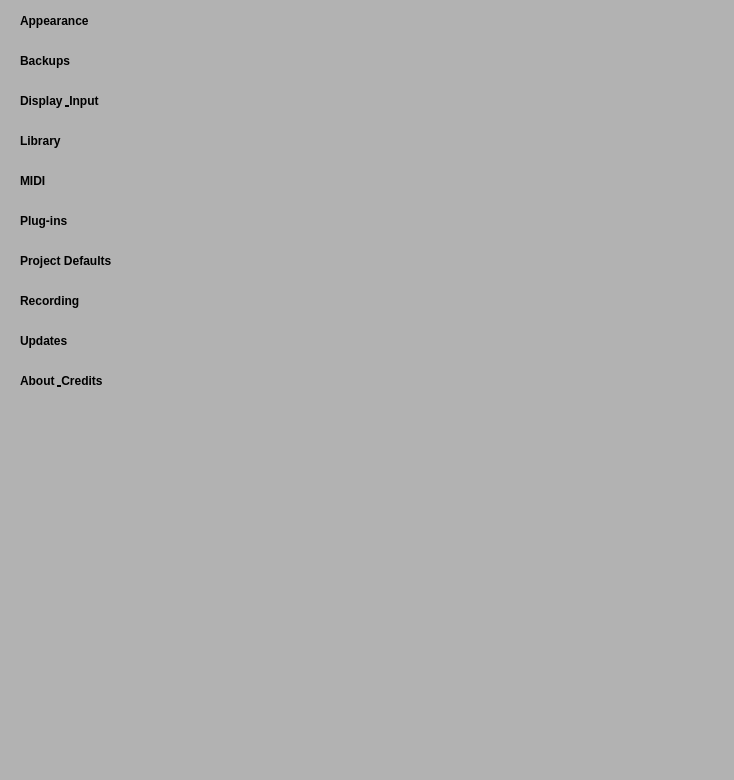
Above: Novus/preferences.ui from zekticezy/novus before the change. Below: the same form after it.
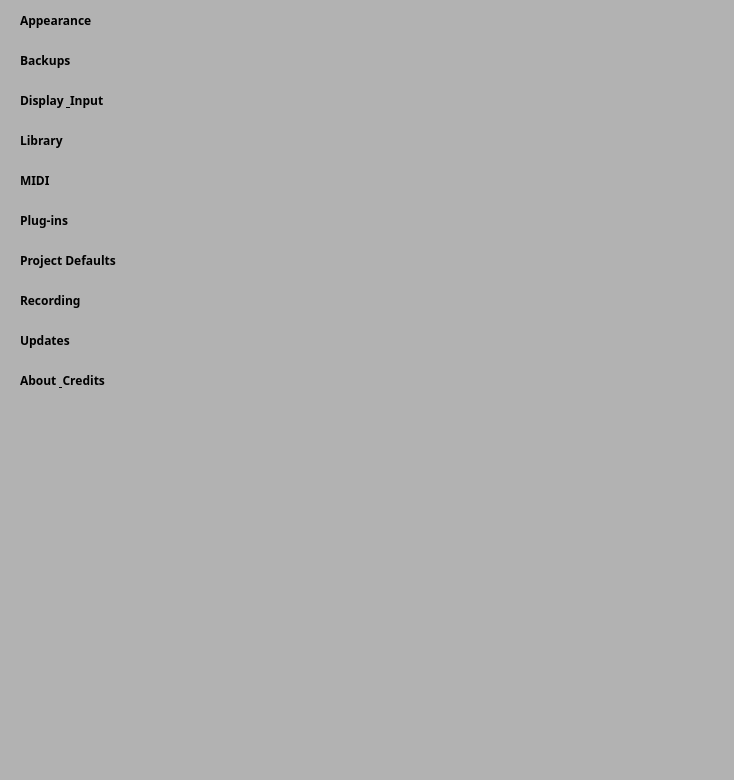
That is the form after the change.

```diff
--- a/Novus/preferences.ui
+++ b/Novus/preferences.ui
@@ -26,6 +26,12 @@
      <height>41</height>
     </rect>
    </property>
+   <property name="font">
+    <font>
+     <family>Arial Black</family>
+     <fontweight>DemiBold</fontweight>
+    </font>
+   </property>
    <property name="styleSheet">
     <string notr="true">QPushButton {
     background-color: #B2B2B2;
@@ -58,6 +64,12 @@
      <height>41</height>
     </rect>
    </property>
+   <property name="font">
+    <font>
+     <family>Arial Black</family>
+     <fontweight>DemiBold</fontweight>
+    </font>
+   </property>
    <property name="styleSheet">
     <string notr="true">QPushButton {
     background-color: #B2B2B2;
@@ -90,6 +102,12 @@
      <height>41</height>
     </rect>
    </property>
+   <property name="font">
+    <font>
+     <family>Arial Black</family>
+     <fontweight>DemiBold</fontweight>
+    </font>
+   </property>
    <property name="styleSheet">
     <string notr="true">QPushButton {
     background-color: #B2B2B2;
@@ -122,6 +140,12 @@
      <height>41</height>
     </rect>
    </property>
+   <property name="font">
+    <font>
+     <family>Arial Black</family>
+     <fontweight>DemiBold</fontweight>
+    </font>
+   </property>
    <property name="styleSheet">
     <string notr="true">QPushButton {
     background-color: #B2B2B2;
@@ -154,6 +178,12 @@
      <height>41</height>
     </rect>
    </property>
+   <property name="font">
+    <font>
+     <family>Arial Black</family>
+     <fontweight>DemiBold</fontweight>
+    </font>
+   </property>
    <property name="styleSheet">
     <string notr="true">QPushButton {
     background-color: #B2B2B2;
@@ -186,6 +216,12 @@
      <height>41</height>
     </rect>
    </property>
+   <property name="font">
+    <font>
+     <family>Arial Black</family>
+     <fontweight>DemiBold</fontweight>
+    </font>
+   </property>
    <property name="styleSheet">
     <string notr="true">QPushButton {
     background-color: #B2B2B2;
@@ -218,6 +254,12 @@
      <height>41</height>
     </rect>
    </property>
+   <property name="font">
+    <font>
+     <family>Arial Black</family>
+     <fontweight>DemiBold</fontweight>
+    </font>
+   </property>
    <property name="styleSheet">
     <string notr="true">QPushButton {
     background-color: #B2B2B2;
@@ -250,6 +292,12 @@
      <height>41</height>
     </rect>
    </property>
+   <property name="font">
+    <font>
+     <family>Arial Black</family>
+     <fontweight>DemiBold</fontweight>
+    </font>
+   </property>
    <property name="styleSheet">
     <string notr="true">QPushButton {
     background-color: #B2B2B2;
@@ -282,6 +330,12 @@
      <height>41</height>
     </rect>
    </property>
+   <property name="font">
+    <font>
+     <family>Arial Black</family>
+     <fontweight>DemiBold</fontweight>
+    </font>
+   </property>
    <property name="styleSheet">
     <string notr="true">QPushButton {
     background-color: #B2B2B2;
@@ -314,6 +368,12 @@
      <height>41</height>
     </rect>
    </property>
+   <property name="font">
+    <font>
+     <family>Arial Black</family>
+     <fontweight>DemiBold</fontweight>
+    </font>
+   </property>
    <property name="styleSheet">
     <string notr="true">QPushButton {
     background-color: #B2B2B2;
```
Left out of the diff: 10 changed lines with no effect on the pictures.
